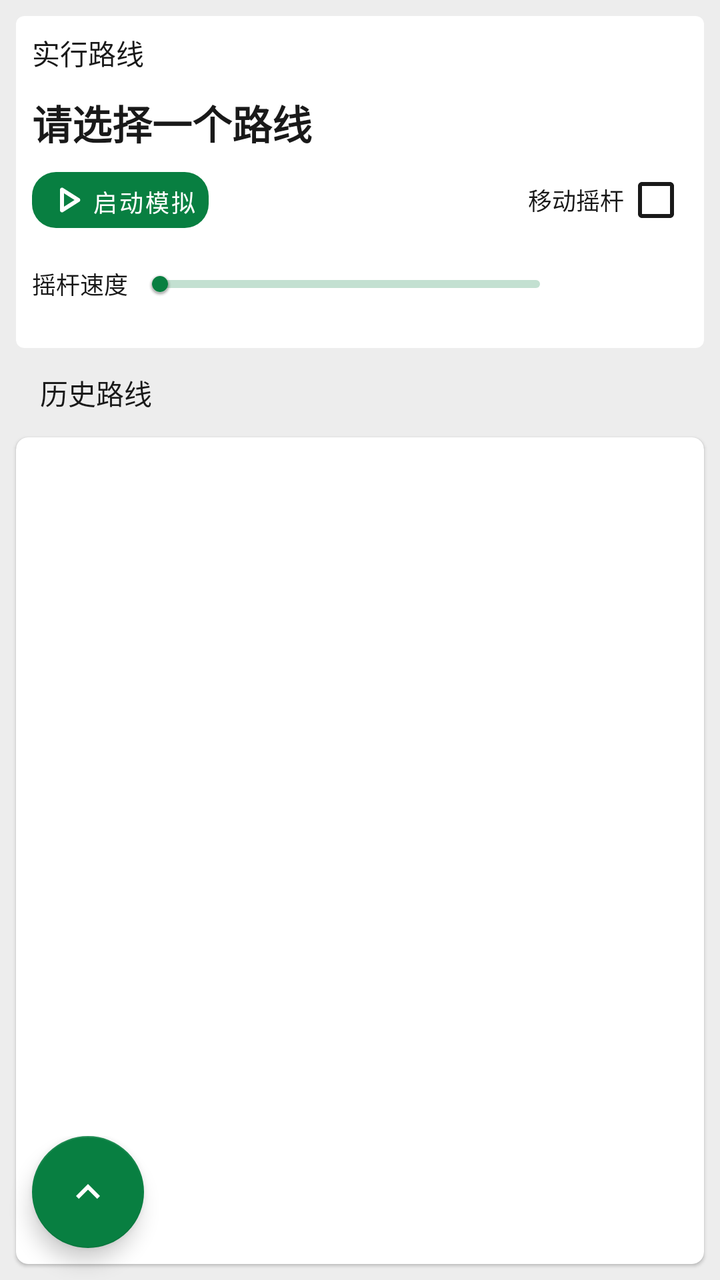
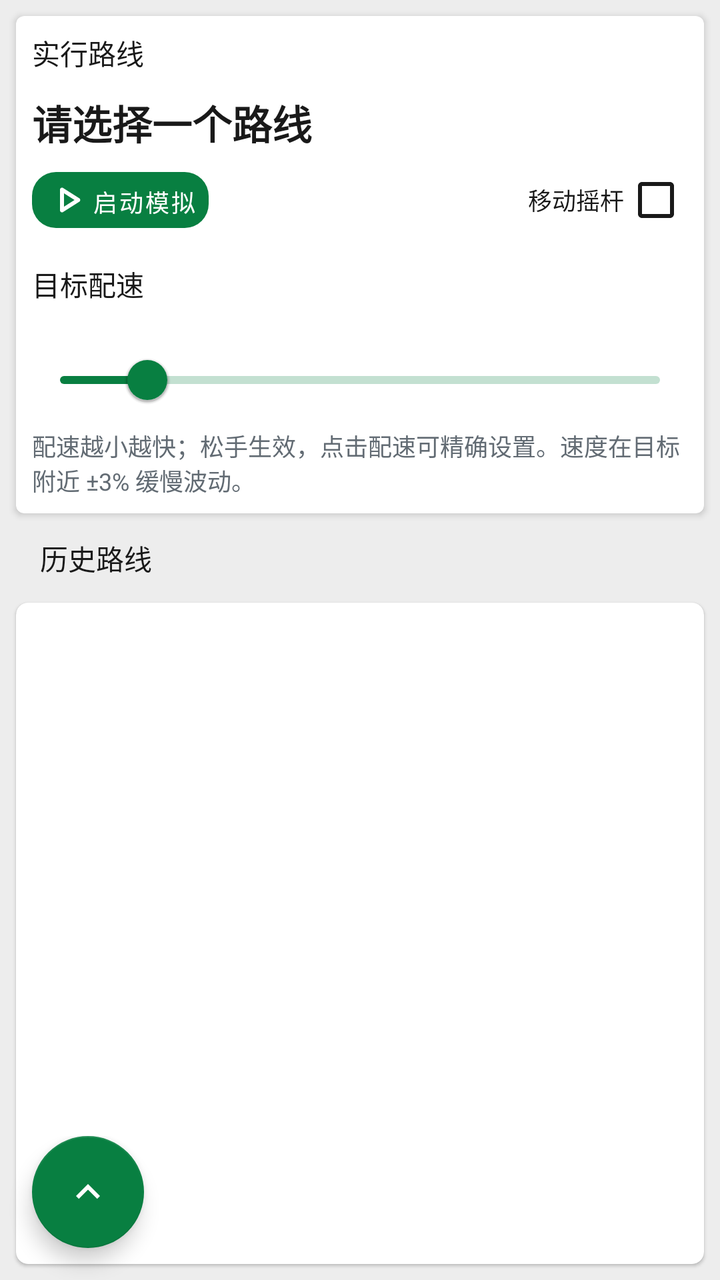

Screens rendered from an Android XML layout before and after an edit, with the pre-edit source and the edit as a unified diff.
<!-- AndroidManifest.xml: application theme AppTheme -->
<!-- res/layout/fragment_route_mock.xml -->
<?xml version="1.0" encoding="utf-8"?>
<androidx.coordinatorlayout.widget.CoordinatorLayout xmlns:android="http://schemas.android.com/apk/res/android"
    xmlns:app="http://schemas.android.com/apk/res-auto"
    xmlns:tools="http://schemas.android.com/tools"
    android:layout_width="match_parent"
    android:layout_height="match_parent"
    tools:context=".ui.mock.MockFragment">

    <LinearLayout
        android:layout_width="match_parent"
        android:layout_height="match_parent"
        android:orientation="vertical">

        <androidx.cardview.widget.CardView
            android:id="@+id/mock_location_card"
            android:layout_width="match_parent"
            android:layout_height="wrap_content"
            app:cardCornerRadius="4dp"
            android:layout_margin="8dp"
            app:cardPreventCornerOverlap="false"
            app:contentPadding="8dp">

            <LinearLayout
                android:layout_width="match_parent"
                android:layout_height="wrap_content"
                android:orientation="vertical">

                <TextView
                    android:layout_width="match_parent"
                    android:layout_height="wrap_content"
                    android:textColor="@color/portal_mini_title_color"
                    android:textAppearance="@style/TextAppearance.AppCompat.Inverse"
                    android:text="@string/target_route"/>

                <LinearLayout
                    android:layout_width="match_parent"
                    android:layout_height="wrap_content"
                    android:layout_marginTop="10dp"
                    android:layout_marginBottom="10dp"
                    android:orientation="vertical">

                    <TextView
                        android:id="@+id/mock_route_name"
                        android:layout_width="match_parent"
                        android:layout_height="wrap_content"
                        android:text="@string/none_route"
                        android:textAppearance="@style/TextAppearance.AppCompat.Title"
                        android:textColor="@color/wechat_text_primary"
                        android:textStyle="bold" />
                </LinearLayout>

                <LinearLayout
                    android:layout_width="match_parent"
                    android:layout_height="wrap_content"
                    android:baselineAligned="false"
                    android:orientation="horizontal">

                    <LinearLayout
                        android:layout_width="0dp"
                        android:layout_height="wrap_content"
                        android:layout_weight="1">

                        <com.google.android.material.button.MaterialButton
                            android:id="@+id/switch_mock"
                            android:layout_width="wrap_content"
                            android:layout_height="28dp"
                            android:textColor="@color/wechat_on_action"
                            android:text="@string/start_mock"
                            style="@style/Widget.MaterialComponents.Button.UnelevatedButton"
                            android:insetRight="0dp"
                            android:insetLeft="0dp"
                            android:insetTop="0dp"
                            android:insetBottom="0dp"
                            android:textSize="12sp"
                            app:icon="@drawable/rounded_play_arrow_24"
                            app:iconGravity="textStart"
                            app:iconPadding="0dp"
                            android:padding="6dp"
                            app:iconTint="@color/wechat_on_action"
                            app:cornerRadius="12dp"/>

                    </LinearLayout>

                    <LinearLayout
                        android:layout_width="0dp"
                        android:layout_weight="1"
                        android:layout_height="match_parent"
                        android:gravity="end|center">

                        <CheckedTextView
                            android:id="@+id/rocker"
                            android:layout_width="wrap_content"
                            android:layout_height="wrap_content"
                            android:checkMark="?android:attr/listChoiceIndicatorMultiple"
                            android:checkMarkTint="@color/portal_mock_off"
                            android:checked="false"
                            android:gravity="center"
                            android:text="@string/rocker"
                            android:textColor="@color/portal_mock_off"
                            android:textSize="12sp" />
                    </LinearLayout>
                </LinearLayout>

                <LinearLayout
                    android:layout_width="match_parent"
                    android:layout_height="wrap_content"
                    android:orientation="horizontal"
                    android:gravity="center_vertical"
                    android:layout_marginTop="4dp">

                    <TextView
                        android:layout_width="wrap_content"
                        android:layout_height="wrap_content"
                        android:text="@string/rocker_speed"
                        android:textSize="12sp"
                        android:textColor="@color/portal_mini_title_color" />

                    <com.google.android.material.slider.Slider
                        android:id="@+id/route_speed_slider"
                        android:layout_width="0dp"
                        android:layout_height="wrap_content"
                        android:layout_weight="1"
                        android:stepSize="0.5"
                        android:valueFrom="0.5"
                        android:valueTo="50.0"
                        app:tickVisible="false"
                        app:thumbElevation="2dp"
                        android:padding="0dp"
                        app:thumbHeight="8dp"
                        app:thumbRadius="4dp"
                        app:trackHeight="4dp" />

                    <TextView
                        android:id="@+id/route_speed_value"
                        android:layout_width="wrap_content"
                        android:layout_height="wrap_content"
                        android:textSize="12sp"
                        android:textColor="@color/wechat_text_primary"
                        android:minWidth="60dp"
                        android:gravity="end" />

                </LinearLayout>

            </LinearLayout>
        </androidx.cardview.widget.CardView>

        <TextView
            android:layout_width="match_parent"
            android:layout_height="wrap_content"
            android:layout_marginTop="4dp"
            android:layout_marginLeft="20dp"
            android:layout_marginRight="20dp"
            android:layout_marginBottom="4dp"
            android:textAppearance="@style/TextAppearance.AppCompat.Inverse"
            android:textColor="@color/portal_mini_title_color"
            android:text="@string/history_route"/>

        <com.google.android.material.card.MaterialCardView
            android:layout_width="match_parent"
            android:layout_height="match_parent"
            android:layout_margin="8dp"
            app:cardCornerRadius="6dp"
            app:cardPreventCornerOverlap="false"
            app:contentPadding="8dp">

            <androidx.recyclerview.widget.RecyclerView
                android:id="@+id/historical_route_list"
                android:layout_width="match_parent"
                android:layout_height="match_parent"/>

        </com.google.android.material.card.MaterialCardView>

    </LinearLayout>

    <com.google.android.material.floatingactionbutton.FloatingActionButton
        android:id="@+id/fab_mock_location"
        android:layout_width="wrap_content"
        android:layout_height="wrap_content"
        android:layout_marginBottom="@dimen/fab_margin"
        android:layout_marginEnd="@dimen/fab_margin"
        android:contentDescription="@string/follow_location"
        app:srcCompat="@drawable/sharp_location_off_24"
        android:backgroundTint="@color/wechat_green"
        android:tint="@color/wechat_on_action"
        app:fabSize="auto"
        android:visibility="gone"
        android:layout_gravity="bottom|end"/>


    <LinearLayout
        android:layout_width="match_parent"
        android:layout_height="wrap_content"
        android:layout_gravity="bottom|start">
        <com.google.android.material.floatingactionbutton.FloatingActionButton
            android:id="@+id/fab"
            android:layout_width="wrap_content"
            android:layout_height="wrap_content"
            android:layout_marginStart="@dimen/fab_margin"
            android:layout_marginBottom="@dimen/fab_margin"
            android:importantForAccessibility="no"
            app:srcCompat="@drawable/baseline_keyboard_arrow_up_24"
            app:fabSize="normal"/>
        <LinearLayout
            android:layout_width="match_parent"
            android:layout_height="wrap_content"
            android:layout_gravity="center"
            android:orientation="horizontal">

            <com.google.android.material.floatingactionbutton.FloatingActionButton
                android:id="@+id/fab_add_route"
                android:layout_width="wrap_content"
                android:layout_height="wrap_content"
                android:layout_marginBottom="@dimen/fab_margin"
                android:contentDescription="@string/add_route"
                android:visibility="gone"
                app:srcCompat="@drawable/baseline_route_24"
                app:fabSize="mini"/>
        </LinearLayout>
    </LinearLayout>

</androidx.coordinatorlayout.widget.CoordinatorLayout>
<!-- resources referenced by this layout -->
<resources>
  <color name="portal_mini_title_color">@color/wechat_text_primary</color>
  <color name="portal_mock_off">@color/wechat_text_primary</color>
  <color name="wechat_green">#07C160</color>
  <color name="wechat_on_action">#FFFFFF</color>
  <color name="wechat_text_primary">#191919</color>
  <dimen name="fab_margin">16dp</dimen>
  <!-- drawable baseline_keyboard_arrow_up_24 (drawable) -->
  <vector xmlns:android="http://schemas.android.com/apk/res/android" android:autoMirrored="true" android:height="24dp" android:tint="#FFFFFF" android:viewportHeight="24" android:viewportWidth="24" android:width="24dp">
        
      <path android:fillColor="@android:color/white" android:pathData="M7.41,15.41L12,10.83l4.59,4.58L18,14l-6,-6 -6,6z"/>
      
  </vector>
  <!-- drawable sharp_location_off_24 (drawable) -->
  <vector xmlns:android="http://schemas.android.com/apk/res/android" android:autoMirrored="true" android:height="24dp" android:tint="#FFFFFF" android:viewportHeight="24" android:viewportWidth="24" android:width="24dp">
        
      <path android:fillColor="@android:color/white" android:pathData="M3.41,2.86L2,4.27l3.18,3.18C5.07,7.95 5,8.47 5,9c0,5.25 7,13 7,13s1.67,-1.85 3.38,-4.35L18.73,21l1.41,-1.41L3.41,2.86zM12,2c-1.84,0 -3.5,0.71 -4.75,1.86l3.19,3.19c0.43,-0.34 0.97,-0.55 1.56,-0.55 1.38,0 2.5,1.12 2.5,2.5 0,0.59 -0.21,1.13 -0.56,1.56l3.55,3.55C18.37,12.36 19,10.57 19,9c0,-3.87 -3.13,-7 -7,-7z"/>
      
  </vector>
  <string name="add_route">创建路线</string>
  <string name="follow_location">镜头跟随</string>
  <string name="history_route">历史路线</string>
  <string name="none_route">请选择一个路线</string>
  <string name="rocker">移动摇杆</string>
  <string name="rocker_speed">摇杆速度</string>
  <string name="start_mock">启动模拟</string>
  <string name="target_route">实行路线</string>
  <color name="wechat_action">#087F41</color>
  <color name="wechat_green_dark">#06AD56</color>
  <color name="theme_focused_touch">@color/wechat_green_ripple</color>
  <color name="wechat_text_secondary">#626B73</color>
  <color name="wechat_bg">#EDEDED</color>
  <color name="wechat_surface">#FFFFFF</color>
  <color name="wechat_nav_bg">#F7F7F7</color>
  <style name="Portal.CardView" parent="CardView">
          <item name="cardBackgroundColor">@color/wechat_surface</item>
      </style>
  <style name="Portal.MaterialCardView" parent="Widget.MaterialComponents.CardView">
          <item name="cardBackgroundColor">@color/wechat_surface</item>
      </style>
  <style name="Portal.FloatingActionButton" parent="Widget.MaterialComponents.FloatingActionButton">
          <item name="backgroundTint">@color/wechat_action</item>
          <item name="tint">@color/wechat_on_action</item>
      </style>
  <color name="wechat_text_hint">#626B73</color>
  <style name="Portal.SearchViewStyle" parent="Widget.AppCompat.SearchView">
      </style>
  <!-- drawable ripple_effect (drawable) -->
  <ripple xmlns:android="http://schemas.android.com/apk/res/android"
      android:color="@color/selected_color">
      <item android:id="@android:id/mask" android:drawable="@color/white"/>
  </ripple >
  <style name="Portal.SliderTheme" parent="Widget.MaterialComponents.Slider">
  
      </style>
  <color name="wechat_green_ripple">#1F07C160</color>
  <color name="selected_color">@color/wechat_divider</color>
  <color name="white">#FFFFFFFF</color>
  <color name="wechat_divider">#E5E5E5</color>
  <!-- unchanged entries left out for length: 3 -->
</resources>

<!-- the commit's change to res/layout/fragment_route_mock.xml (unified diff, before → after) -->
@@ -104,40 +104,54 @@
                 <LinearLayout
                     android:layout_width="match_parent"
                     android:layout_height="wrap_content"
-                    android:orientation="horizontal"
-                    android:gravity="center_vertical"
+                    android:orientation="vertical"
                     android:layout_marginTop="4dp">
 
-                    <TextView
-                        android:layout_width="wrap_content"
-                        android:layout_height="wrap_content"
-                        android:text="@string/rocker_speed"
-                        android:textSize="12sp"
-                        android:textColor="@color/portal_mini_title_color" />
+                    <LinearLayout
+                        android:layout_width="match_parent"
+                        android:layout_height="wrap_content"
+                        android:gravity="center_vertical"
+                        android:orientation="horizontal">
+
+                        <TextView
+                            android:layout_width="0dp"
+                            android:layout_height="wrap_content"
+                            android:layout_weight="1"
+                            android:text="@string/route_pace_title"
+                            android:textSize="14sp"
+                            android:textColor="@color/portal_mini_title_color" />
+
+                        <com.google.android.material.button.MaterialButton
+                            android:id="@+id/route_pace_value"
+                            style="@style/Widget.MaterialComponents.Button.TextButton"
+                            android:layout_width="wrap_content"
+                            android:layout_height="wrap_content"
+                            android:minHeight="48dp"
+                            android:textAllCaps="false"
+                            android:textSize="16sp"
+                            android:textColor="@color/wechat_text_primary" />
+                    </LinearLayout>
 
                     <com.google.android.material.slider.Slider
-                        android:id="@+id/route_speed_slider"
-                        android:layout_width="0dp"
-                        android:layout_height="wrap_content"
-                        android:layout_weight="1"
-                        android:stepSize="0.5"
-                        android:valueFrom="0.5"
-                        android:valueTo="50.0"
+                        android:id="@+id/route_pace_slider"
+                        android:layout_width="match_parent"
+                        android:layout_height="wrap_content"
+                        android:contentDescription="@string/route_pace_title"
+                        android:stepSize="1"
+                        android:valueFrom="20"
+                        android:valueTo="2000"
+                        android:value="300"
                         app:tickVisible="false"
                         app:thumbElevation="2dp"
-                        android:padding="0dp"
-                        app:thumbHeight="8dp"
-                        app:thumbRadius="4dp"
                         app:trackHeight="4dp" />
 
                     <TextView
-                        android:id="@+id/route_speed_value"
-                        android:layout_width="wrap_content"
-                        android:layout_height="wrap_content"
+                        android:id="@+id/route_pace_hint"
+                        android:layout_width="match_parent"
+                        android:layout_height="wrap_content"
+                        android:text="@string/route_pace_hint"
                         android:textSize="12sp"
-                        android:textColor="@color/wechat_text_primary"
-                        android:minWidth="60dp"
-                        android:gravity="end" />
+                        android:textColor="@color/wechat_text_secondary" />
 
                 </LinearLayout>
 
<!-- resource entries referenced after the edit -->
@@ -23,7 +23,8 @@
   <string name="history_route">历史路线</string>
   <string name="none_route">请选择一个路线</string>
   <string name="rocker">移动摇杆</string>
-  <string name="rocker_speed">摇杆速度</string>
+  <string name="route_pace_hint">配速越小越快；松手生效，点击配速可精确设置。速度在目标附近 ±3% 缓慢波动。</string>
+  <string name="route_pace_title">目标配速</string>
   <string name="start_mock">启动模拟</string>
   <string name="target_route">实行路线</string>
   <color name="wechat_action">#087F41</color>
